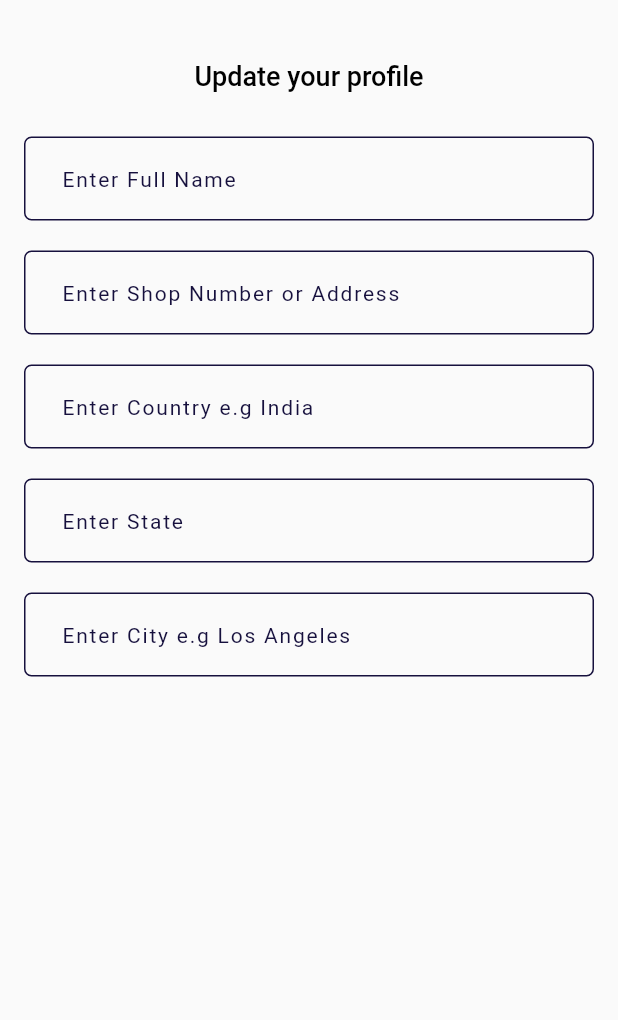
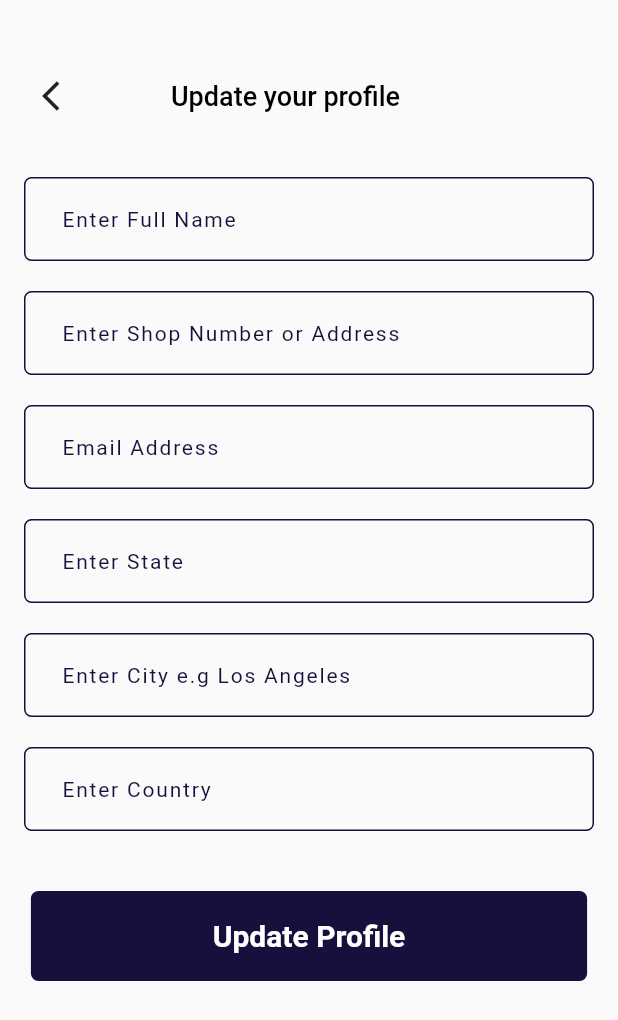
Before and after one commit to bennetdiane01/my_street_vendor, a Flutter app: the UpdateProfileScreen screen opened directly, on a phone screen of 412 x 824 dp. Shown: the top 1020 px of the screen. Run offline on Flutter 3.47's test engine with Material 2 defaults, Android fonts, the phone set to English and light mode, and no system bars; our stand-ins replace animated_splash_screen, audioplayers, dotted_border, dropdown_search, flutter_font_icons, gap and 12 more; missing offline and left inert: flutter_animated_dialog, flutter_sound, flutter_sound_platform_interface, map_launcher; accounts and stored records are empty; network calls fail; statements that could not run were skipped; project files that could hold a hidden picture were left out.

Commit message:
update profile, stream vendor status

```diff
--- a/lib/controller/map_controller.dart
+++ b/lib/controller/map_controller.dart
@@ -25,13 +25,20 @@ class MapController extends GetxController{
 
   void getAllVendor() async{
 
+    final mySubscription = client
+        .from('vendor')
+        .on(SupabaseEventTypes.update, (payload) {
+      // Handle realtime payload
+    })
+        .subscribe();
+
+
     var res = await client
         .from('vendor')
         .select()
         .execute();
 
     debugPrint('${res.data}');
-
 
 
   }
--- a/lib/controller/otp_controller.dart
+++ b/lib/controller/otp_controller.dart
@@ -85,7 +85,9 @@ submitToVendor(userdata.data?[0]);
           'city': vendorData?.city,
           'country': vendorData?.country,
           'state': vendorData?.state,
-          'location_address': vendorData?.address
+          'location_address': vendorData?.address,
+          'is_verify': vendorData?.isVerify
+
 
 
         }
--- a/lib/main.dart
+++ b/lib/main.dart
@@ -39,7 +39,7 @@ class MyApp extends StatelessWidget {
             theme: ThemeData(
               primarySwatch: Colors.blue,
             ),
-            home: LoginPage(),
+            home: VendorMenu(),
           );
         }
     );
--- a/lib/models/vendor_model.dart
+++ b/lib/models/vendor_model.dart
@@ -71,6 +71,7 @@ class Data {
   String? state;
   String? city;
 
+
   Data({
     this.id,
     this.createdAt,
--- a/lib/ui/pages/buyers/main_menu.dart
+++ b/lib/ui/pages/buyers/main_menu.dart
@@ -2,7 +2,7 @@ import 'package:flutter/material.dart';
 import 'package:flutter_font_icons/flutter_font_icons.dart';
 import 'package:my_street_vendor/ui/pages/buyers/favorite_page.dart';
 import 'package:my_street_vendor/ui/pages/buyers/map_page.dart';
-import 'package:my_street_vendor/ui/pages/general/profile_page.dart';
+import 'package:my_street_vendor/ui/pages/vendors/profile_page.dart';
 import 'package:my_street_vendor/ui/shared/variables.dart';
 
 
--- a/lib/ui/pages/general/login.dart
+++ b/lib/ui/pages/general/login.dart
@@ -109,6 +109,7 @@ class _LoginPageState extends State<LoginPage> {
 
   // for btn login
   Widget _btnLogin(){
+    return Obx((){
       return InkWell(
         onTap: () async {
           //
@@ -125,6 +126,7 @@ class _LoginPageState extends State<LoginPage> {
           child: Center(child: controller.isLoading.value ? Center(child: CircularProgressIndicator()) : Text('Login/Register', style: white20SemiBoldTextStyle,)),
         ),
       );
+    });
   }
 
   //login button
--- a/lib/ui/pages/vendors/update_profile_screen.dart
+++ b/lib/ui/pages/vendors/update_profile_screen.dart
@@ -1,47 +1,67 @@
 import 'package:flutter/material.dart';
 import 'package:flutter/services.dart';
 import 'package:gap/gap.dart';
+import 'package:get/get.dart';
+import 'package:my_street_vendor/controller/update_profile_controller.dart';
+import 'package:my_street_vendor/controller/vendor_online.dart';
 import 'package:my_street_vendor/ui/shared/textfield.dart';
 import 'package:my_street_vendor/ui/shared/variables.dart';
 import 'package:sizer/sizer.dart';
 
 class UpdateProfileScreen extends StatelessWidget {
-  TextEditingController fullnameController = TextEditingController();
-  TextEditingController phoneController = TextEditingController();
-  TextEditingController passwordController = TextEditingController();
-  TextEditingController countryController = TextEditingController();
-  TextEditingController addressNoController = TextEditingController();
-  TextEditingController stateController = TextEditingController();
-  TextEditingController cityController = TextEditingController();
+
+
+  final vendorUpdateController = Get.put(UpdateProfileController());
+  final _formKey = GlobalKey<FormState>();
   @override
   Widget build(BuildContext context) {
     return Scaffold(
       body: SafeArea(
+        child: SingleChildScrollView(
           child: Container(
             padding: EdgeInsets.symmetric(vertical: 10, horizontal: 16),
             child: Column(
               children: [
                 const Gap(30),
+                Row(
+                  children: [
+                    IconButton(onPressed: (){},
+                        icon: const Icon(Icons.arrow_back_ios)),
+                    const Gap(50),
                     Text('Update your profile',
                       textAlign: TextAlign.center,
                       style: black18MediumTextStyle,),
+                  ],
+                ),
+                Form(
+                  key: _formKey,
+                  child: Column(
+                    children: [
+
                       const Gap(30),
                       _txtFullname(),
                       const Gap(20),
                       _txtAddress(),
                       const Gap(20),
-              _txtCountry(),
+                      _txtEmail(),
                       const Gap(20),
                       _txtState(),
                       const Gap(20),
                       _txtCity(),
+                      const Gap(20),
+                      _txtCountry(),
                       const Gap(40),
+                      _btnUpdate(),
 
 
 
 
 
                     ],
+                  ),
+                ),
+              ],
+            ),
           ),
         ),
       ),
@@ -55,7 +75,7 @@ class UpdateProfileScreen extends StatelessWidget {
       textInputType: TextInputType.emailAddress,
       actionKeyboard: TextInputAction.next,
       functionValidate: commonValidation,
-      controller: fullnameController,
+      controller: vendorUpdateController.fullnameController,
       onSubmitField: () {},
       parametersValidate: "Please Enter Full Name.",
       txtColor: colorBlack,
@@ -64,14 +84,14 @@ class UpdateProfileScreen extends StatelessWidget {
     );
   }
   //phone
-  Widget _txtCountry() {
+  Widget _txtEmail() {
     return TextFormFieldWidget(
-      hintText: "Enter Country e.g India",
+      hintText: "Email Address",
       obscureText: false,
       textInputType: TextInputType.text,
       actionKeyboard: TextInputAction.next,
       functionValidate: commonValidation,
-      controller: countryController,
+      controller: vendorUpdateController.emailController,
       onSubmitField: () {},
       parametersValidate: "Please Enter Country.",
       txtColor: colorBlack,
@@ -84,12 +104,28 @@ class UpdateProfileScreen extends StatelessWidget {
     return TextFormFieldWidget(
       hintText: "Enter State",
       obscureText: false,
-      textInputType: TextInputType.emailAddress,
+      textInputType: TextInputType.name,
       actionKeyboard: TextInputAction.next,
       functionValidate: commonValidation,
-      controller: stateController,
+      controller: vendorUpdateController.stateController,
       onSubmitField: () {},
       parametersValidate: "Please Enter State.",
+      txtColor: colorBlack,
+      inputLength: LengthLimitingTextInputFormatter(100),
+      //prefixIcon: Icon(Icons.email, color: colorBlack,),
+    );
+  }
+
+  Widget _txtCountry() {
+    return TextFormFieldWidget(
+      hintText: "Enter Country",
+      obscureText: false,
+      textInputType: TextInputType.name,
+      actionKeyboard: TextInputAction.next,
+      functionValidate: commonValidation,
+      controller: vendorUpdateController.countryController,
+      onSubmitField: () {},
+      parametersValidate: "Please Enter Country.",
       txtColor: colorBlack,
       inputLength: LengthLimitingTextInputFormatter(100),
       //prefixIcon: Icon(Icons.email, color: colorBlack,),
@@ -103,7 +139,7 @@ class UpdateProfileScreen extends StatelessWidget {
       textInputType: TextInputType.text,
       actionKeyboard: TextInputAction.next,
       functionValidate: commonValidation,
-      controller: cityController,
+      controller: vendorUpdateController.cityController,
       onSubmitField: () {},
       parametersValidate: "Please Enter City.",
       txtColor: colorBlack,
@@ -119,7 +155,7 @@ class UpdateProfileScreen extends StatelessWidget {
       textInputType: TextInputType.emailAddress,
       actionKeyboard: TextInputAction.next,
       functionValidate: commonValidation,
-      controller: addressNoController,
+      controller: vendorUpdateController.addressNoController,
       onSubmitField: () {},
       parametersValidate: "Please an Shop Number or Address.",
       txtColor: colorBlack,
@@ -132,6 +168,11 @@ class UpdateProfileScreen extends StatelessWidget {
     return InkWell(
       onTap: (){
 
+        if (_formKey.currentState!.validate()) {
+          vendorUpdateController.updateProfile();
+
+        }
+
         //Navigator.push(context, MaterialPageRoute(builder: (context) => RegisterPage2()));
 
       },
@@ -142,7 +183,7 @@ class UpdateProfileScreen extends StatelessWidget {
           color: primaryColor,
           borderRadius: BorderRadius.circular(5),
         ),
-        child: Center(child: Text('Start Registration', style: white20SemiBoldTextStyle,)),
+        child: Center(child: Text('Update Profile', style: white20SemiBoldTextStyle,)),
       ),
     );
   }
--- a/lib/ui/pages/vendors/vendor_map.dart
+++ b/lib/ui/pages/vendors/vendor_map.dart
@@ -262,7 +262,7 @@ class _VendorMapState extends State<VendorMap> {
                                       mainAxisAlignment: MainAxisAlignment.spaceEvenly,
                                       children: [
                                         Text(vendorOnlineController.isOnline.value == true ? 'Go Offline' : 'Go Online', style: black16SemiBoldTextStyle.copyWith(color: whiteColor),),
-                                        lottie.Lottie.asset('assets/lottie/hello.json'),
+                                        //lottie.Lottie.asset('assets/lottie/hello.json'),
                                       ],
                                     ),
                                   ),
--- a/lib/ui/pages/vendors/vendor_menu.dart
+++ b/lib/ui/pages/vendors/vendor_menu.dart
@@ -1,7 +1,7 @@
 import 'package:flutter/material.dart';
 import 'package:flutter_font_icons/flutter_font_icons.dart';
 
-import 'package:my_street_vendor/ui/pages/general/profile_page.dart';
+import 'package:my_street_vendor/ui/pages/vendors/profile_page.dart';
 import 'package:my_street_vendor/ui/pages/vendors/vendor_map.dart';
 import 'package:my_street_vendor/ui/pages/vendors/vendor_request.dart';
 import 'package:my_street_vendor/ui/shared/variables.dart';
--- a/lib/ui/shared/textfield.dart
+++ b/lib/ui/shared/textfield.dart
@@ -136,6 +136,7 @@ class _TextFormFieldWidgetState extends State<TextFormFieldWidget> {
           ),
           controller: widget.controller,
           validator: (value) {
+            //TODO this is issue that i dont understand, so i commented it out
             if (widget.functionValidate != null) {
               /*String resultValidate =
               widget.functionValidate!(value, widget.parametersValidate);
--- a/pubspec.yaml
+++ b/pubspec.yaml
@@ -45,7 +45,7 @@ dependencies:
   flutter_font_icons: ^2.2.4 #for all bundle icons
   map_launcher: ^2.1.1 #for external map launcher
   url_launcher: ^6.0.12 # to launch email, tel and url
-  supabase: ^0.2.7 #for supabase connection
+  supabase: ^0.2.10 #for supabase connection
   hive: ^2.0.4 # for phone storage
   hive_flutter: ^1.1.0
   otp_text_field: ^1.1.1 #for otp fields
```
Also changed, not shown: lib/controller/login_controller.dart (+12 -2 lines), lib/controller/update_profile_controller.dart (added, +71 -0 lines), lib/controller/vendor_online.dart (+111 -11 lines), lib/ui/pages/vendors/profile_page.dart (renamed from lib/ui/pages/general/profile_page.dart, +61 -30 lines), pubspec.lock, 2 other files. Lines whose indentation alone changed are shown as unchanged.
